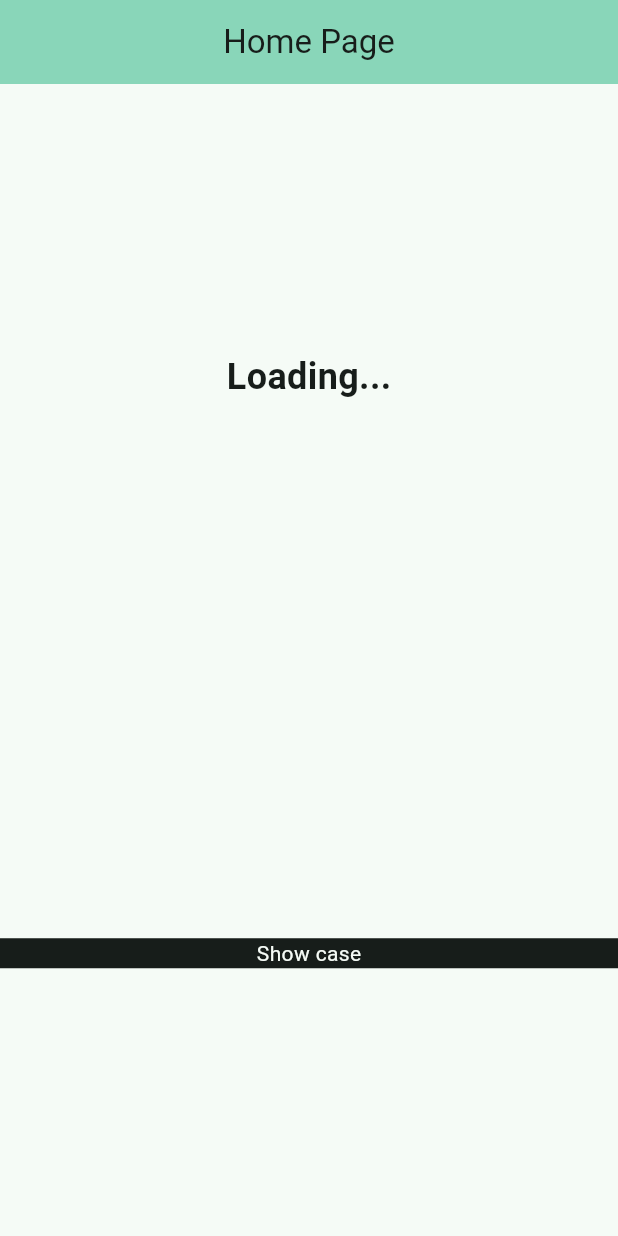
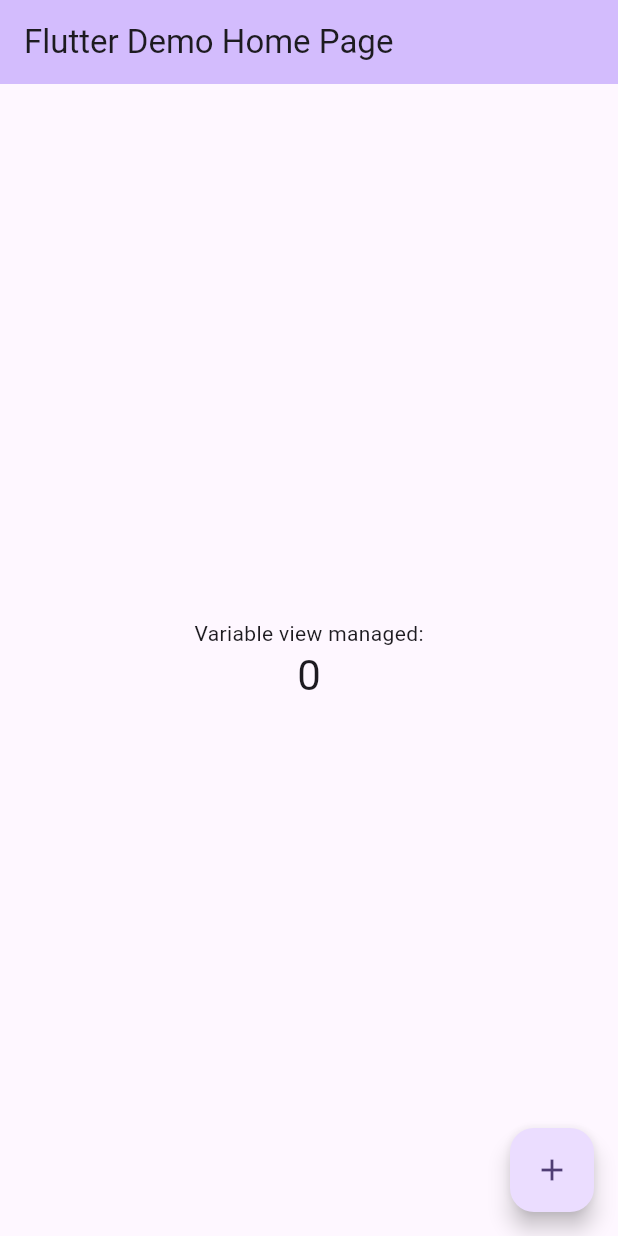
Before and after one commit to jvcss/statemanager, a Flutter app: the screen it shows after launch, on a phone screen of 412 x 824 dp. Run offline on Flutter 3.47's test engine with Material 3 defaults, Android fonts, the phone set to English and light mode, and no system bars.

Commit message:
restart base

```diff
--- a/lib/display_dynamic_view.dart
+++ /dev/null
@@ -1,19 +0,0 @@
-import 'package:flutter/material.dart';
-import 'package:statemanager/api.dart';
-import 'package:statemanager/provider.dart';
-
-class DisplayDynamicView extends StatelessWidget {
-  const DisplayDynamicView({super.key});
-
-  @override
-  Widget build(BuildContext context) {
-    final API? api = ApiProvider.of(context)?.api;
-    return Text(
-      api?.dateAndTime ?? 'Loading...',
-      style: const TextStyle(
-        fontSize: 24,
-        fontWeight: FontWeight.bold,
-      ),
-    );
-  }
-}
--- a/lib/main.dart
+++ b/lib/main.dart
@@ -1,11 +1,4 @@
-import 'dart:async';
-
 import 'package:flutter/material.dart';
-import 'package:flutter/widgets.dart';
-import 'package:statemanager/api.dart';
-import 'package:statemanager/display_dynamic_view.dart';
-import 'package:statemanager/lights_snackbar.dart';
-import 'package:statemanager/provider.dart';
 
 void main() {
   runApp(const App());
@@ -13,68 +6,39 @@ void main() {
 
 class App extends StatelessWidget {
   const App({super.key});
-  final Color green = const Color.fromRGBO(1, 204, 160, 1);
-  final Color backgroundColor = const Color.fromRGBO(26, 31, 36, 1);
 
   @override
   Widget build(BuildContext context) {
     return MaterialApp(
-      title: 'State Manager 101',
       debugShowCheckedModeBanner: false,
+      title: 'Flutter Demo',
       theme: ThemeData(
-        colorScheme: ColorScheme.fromSeed(seedColor: green),
-        //brightness: Brightness.dark,
+        colorScheme: ColorScheme.fromSeed(seedColor: Colors.deepPurple),
         useMaterial3: true,
       ),
-      routes: <String, WidgetBuilder>{
-        '/': (BuildContext context) => ApiProvider(
-              api: API(),
-              child: const HomePage(),
-            ),
-      },
+      routes: Map<String, WidgetBuilder>.from({
+        '/': (context) => const Page(title: 'Flutter Demo Home Page'),
+      })
     );
   }
 }
 
-class HomePage extends StatefulWidget {
-  //final String title;
-  const HomePage({
-    super.key,
-    //this.title = 'Home Page',
-  });
+class Page extends StatefulWidget {
+  const Page({super.key, required this.title});
+
+  final String title;
 
   @override
-  State<HomePage> createState() => _HomePageState();
+  State<Page> createState() => PageState();
 }
 
-// poderia ser usado dentro do widget HomePage
-// mas para fins de demonstração, foi colocado aqui
-// para mostrar que o estado do provider é preservado
-void _changeTitle(BuildContext context) async {
-  Timer.periodic(const Duration(seconds: 3), (timer) {
-    //setState(() {
-      //title = DateTime.now().toLocal().toString();
-      final api = ApiProvider.of(context)!;
-      // essa é a chamada que altera o estado do provider, que consequentemente atualiza o widget DisplayDynamicView
-      // e que por consequência atualiza o widget HomePage
-      // nao existe outra chamada além dessa que altera o estado do provider com um metodo
-      // no widget DisplayDynamicView, apenas a referencia da variavel é diretamente atribuida ao widget
-      // isso significa que o compartilhamento de context herdado por StatelessWidget e InheritedWidget do provider
-      // a chamada da api é feita indiretamente e mesmo assim o valor é atualizado
-      // uma boa demonstração de conservação de estado
-      var dateAndTime = api?.api.getDateAndTime();
-      //_textKey = ValueKey<String?>(api!.id);
+class PageState extends State<Page> {
+  int _counter = 0;
+
+  void _incrementCounter() {
+    setState(() {
+      _counter++;
     });
-}
-
-class _HomePageState extends State<HomePage> {
-  //ValueKey _textKey = const ValueKey<String?>(null);
-  String title = 'Home Page';
-
-  @override
-  void initState() {
-    super.initState();
-    _changeTitle(context);
   }
 
   @override
@@ -82,59 +46,27 @@ class _HomePageState extends State<HomePage> {
     return Scaffold(
       appBar: AppBar(
         backgroundColor: Theme.of(context).colorScheme.inversePrimary,
-        centerTitle: true,
-        title: Text(
-          ApiProvider.of(context)?.api.dateAndTime ?? title,
+        title: Text(widget.title),
+      ),
+      body: Center(
+        child: Column(
+          mainAxisAlignment: MainAxisAlignment.center,
+          children: <Widget>[
+            const Text(
+              'Variable view managed:',
+            ),
+            Text(
+              '$_counter',
+              style: Theme.of(context).textTheme.headlineMedium,
+            ),
+          ],
         ),
       ),
-      body: Column(
-        mainAxisAlignment: MainAxisAlignment.spaceAround,
-        children: [
-          DisplayDynamicView(
-              //   key: _textKey,
-              ),
-          GestureDetector(
-            onTap: () async {
-              showFancySnackbar(context);
-              //final api = ApiProvider.of(context);
-              // final dateAndTime = await api?.api.getDateAndTime(); // this is not so good. why?
-              //because you need to reexcute the function to get the value
-              // if its a heavy function, it will be a problem
-              // most important if the business logic runs over a single instance
-              // you can compromise the list of executions.
-
-              setState(() {
-                //title = ApiProvider.of(context)?.api.dateAndTime ?? 'Loading.';
-                //_textKey = ValueKey<String?>(dateAndTime);
-              });
-            },
-            child: Container(
-              color: Theme.of(context).colorScheme.onBackground,
-              child: Center(
-                child: Text(
-                  'Show case',
-                  style: TextStyle(
-                    color: Theme.of(context).colorScheme.background,
-                  ),
-                ),
-              ),
-            ),
-          ),
-        ],
+      floatingActionButton: FloatingActionButton(
+        onPressed: _incrementCounter,
+        tooltip: 'Increment',
+        child: const Icon(Icons.add),
       ),
     );
   }
-
-  void showFancySnackbar(BuildContext context) {
-    const snackBar = SnackBar(
-      padding: EdgeInsets.zero,
-      clipBehavior: Clip.none,
-      duration: Duration(seconds: 2),
-      backgroundColor: Colors.transparent,
-      elevation: 0,
-      content: LightsSnackbarContent(),
-    );
-
-    ScaffoldMessenger.of(context).showSnackBar(snackBar);
-  }
 }
--- a/lib/provider.dart
+++ /dev/null
@@ -1,23 +0,0 @@
-import 'package:flutter/material.dart';
-import 'package:statemanager/api.dart';
-import 'package:uuid/uuid.dart';
-
-class ApiProvider extends InheritedWidget {
-  final API api;
-  final String id;
-
-  ApiProvider({
-      super.key,
-      required this.api,
-      required super.child,
-    }): id = const Uuid().v4();
-
-  @override
-  bool updateShouldNotify(covariant ApiProvider oldWidget) {
-    return id != oldWidget.id;
-  }
-
-  static ApiProvider? of(BuildContext context) {
-    return context.dependOnInheritedWidgetOfExactType<ApiProvider>();
-  }
-}
```
Also changed, not shown: lib/api.dart (deleted, +0 -18 lines), lib/lights_snackbar.dart (deleted, +0 -76 lines).
